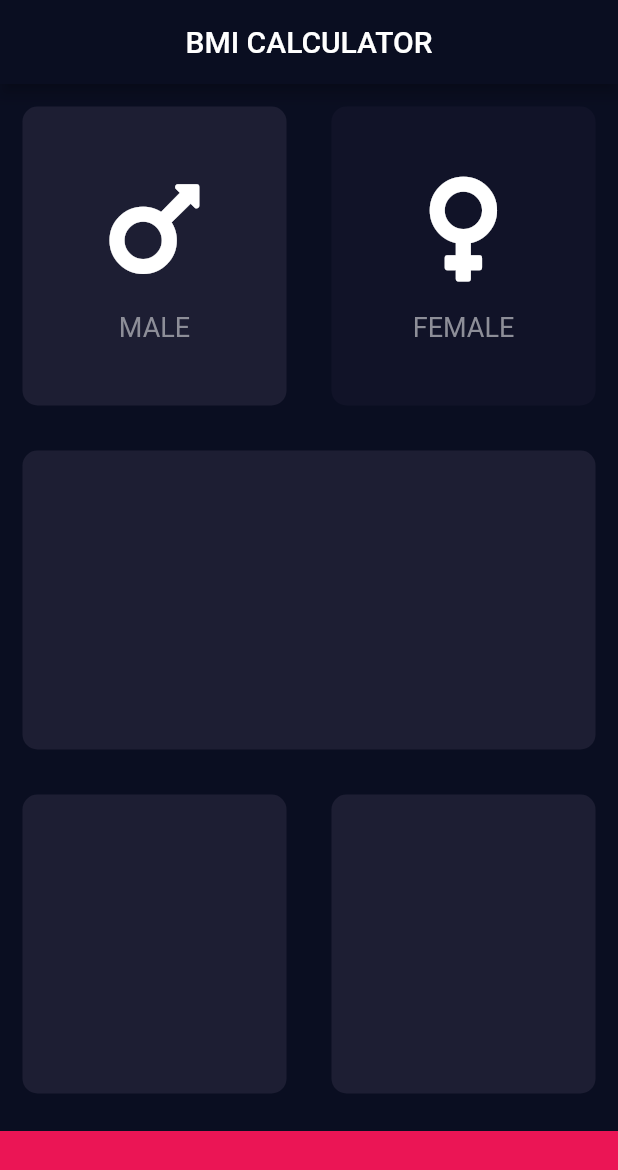
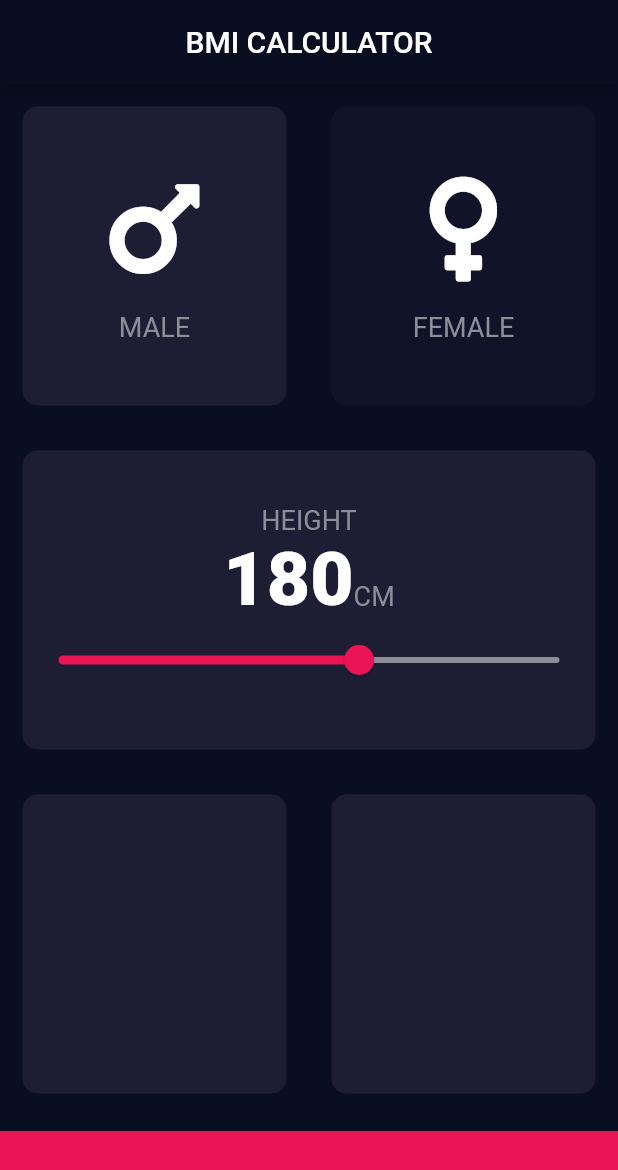
Before and after one commit to fukamatsu04/BMI_Calculator, a Flutter app: the screen it shows after launch, after a tap on "MALE", on a phone screen of 412 x 824 dp. Shown: the top 1170 px of the screen. Run offline on Flutter 3.47's test engine with Material 2 defaults, Android fonts, the phone set to English and light mode, and no system bars; our stand-ins replace font_awesome_flutter.

Commit message:
Added slider

```diff
--- a/lib/colors.dart
+++ b/lib/colors.dart
@@ -1,10 +1,12 @@
 import 'package:flutter/material.dart';
 
 class AppColors {
-  static final Color appBarColor = Color(0xFF0A0E21);
-  static final Color containerBackgroundColor = Color(0xFF1D1E33);
-  static final Color bottomContainerColor = Color(0xFFEB1555);
-  static final Color textMaleFemaleColor = Color(0xFF8D8E98);
-  static final Color inactiveCardColour = Color(0xFF111328);
-  static final Color activeCardColour = Color(0xFF1D1E33);
+  static const Color appBarColor = Color(0xFF0A0E21);
+  static const Color containerBackgroundColor = Color(0xFF1D1E33);
+  static const Color bottomContainerColor = Color(0xFFEB1555);
+  static const Color textMaleFemaleColor = Color(0xFF8D8E98);
+  static const Color inactiveCardColor = Color(0xFF111328);
+  static const Color activeCardColor = Color(0xFF1D1E33);
+  static const Color sliderActiveColor = Color(0xFFEB1555);
+  static const Color sliderInactiveColor = Color(0xFF8D8E98);
 }
--- /dev/null
+++ b/lib/const.dart
@@ -0,0 +1,12 @@
+import 'package:flutter/cupertino.dart';
+import 'colors.dart';
+
+const TextStyle labelTextStyle = TextStyle(
+  fontSize: 18.0,
+  color: AppColors.textMaleFemaleColor,
+);
+
+const TextStyle numberTextStyle = TextStyle(
+  fontSize: 50.0,
+  fontWeight: FontWeight.w900,
+);
--- a/lib/icon_content.dart
+++ b/lib/icon_content.dart
@@ -1,5 +1,5 @@
 import 'package:flutter/material.dart';
-import 'colors.dart';
+import 'const.dart';
 
 class IconContent extends StatelessWidget {
   // ignore: use_key_in_widget_constructors
@@ -22,10 +22,7 @@ class IconContent extends StatelessWidget {
         ),
         Text(
           label,
-          style: TextStyle(
-            fontSize: 18.0,
-            color: AppColors.textMaleFemaleColor,
-          ),
+          style: labelTextStyle,
         ),
       ],
     );
--- a/lib/input_page.dart
+++ b/lib/input_page.dart
@@ -1,5 +1,6 @@
 import 'package:flutter/material.dart';
 import 'colors.dart';
+import 'const.dart';
 import 'icon_content.dart';
 import 'reusable_card.dart';
 import 'package:font_awesome_flutter/font_awesome_flutter.dart';
@@ -16,25 +17,27 @@ class InputPage extends StatefulWidget {
 }
 
 class _InputPageState extends State<InputPage> {
-  Color maleCardColour = AppColors.inactiveCardColour;
-  Color femaleCardColour = AppColors.inactiveCardColour;
+  Color maleCardColour = AppColors.inactiveCardColor;
+  Color femaleCardColour = AppColors.inactiveCardColor;
+
+  int height = 180;
 
   // 1 = male, 2 = female
   void updateColor(GenderType gender) {
     if (gender == GenderType.male) {
-      if (maleCardColour == AppColors.inactiveCardColour) {
-        maleCardColour = AppColors.activeCardColour;
-        femaleCardColour = AppColors.inactiveCardColour;
+      if (maleCardColour == AppColors.inactiveCardColor) {
+        maleCardColour = AppColors.activeCardColor;
+        femaleCardColour = AppColors.inactiveCardColor;
       } else {
-        maleCardColour = AppColors.inactiveCardColour;
+        maleCardColour = AppColors.inactiveCardColor;
       }
     }
     if (gender == GenderType.female) {
-      if (femaleCardColour == AppColors.inactiveCardColour) {
-        femaleCardColour = AppColors.activeCardColour;
-        maleCardColour = AppColors.inactiveCardColour;
+      if (femaleCardColour == AppColors.inactiveCardColor) {
+        femaleCardColour = AppColors.activeCardColor;
+        maleCardColour = AppColors.inactiveCardColor;
       } else {
-        femaleCardColour = AppColors.inactiveCardColour;
+        femaleCardColour = AppColors.inactiveCardColor;
       }
     }
   }
@@ -92,7 +95,42 @@ class _InputPageState extends State<InputPage> {
                 Expanded(
                   child: ReusableCard(
                     color: AppColors.containerBackgroundColor,
-                    cardChild: Column(),
+                    cardChild: Column(
+                      mainAxisAlignment: MainAxisAlignment.center,
+                      children: [
+                        Text(
+                          'HEIGHT',
+                          style: labelTextStyle,
+                        ),
+                        Row(
+                          mainAxisAlignment: MainAxisAlignment.center,
+                          crossAxisAlignment: CrossAxisAlignment.baseline,
+                          textBaseline: TextBaseline.alphabetic,
+                          children: [
+                            Text(
+                              height.toString(),
+                              style: numberTextStyle,
+                            ),
+                            Text(
+                              'CM',
+                              style: labelTextStyle,
+                            ),
+                          ],
+                        ),
+                        Slider(
+                          value: height.toDouble(),
+                          min: 120.0,
+                          max: 220.0,
+                          activeColor: AppColors.sliderActiveColor,
+                          inactiveColor: AppColors.sliderInactiveColor,
+                          onChanged: (double newValue) {
+                            setState(() {
+                              height = newValue.round();
+                            });
+                          },
+                        )
+                      ],
+                    ),
                   ),
                 ),
               ],
```
